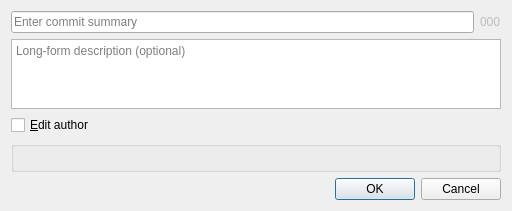
weblate/gitfourchette, file gitfourchette/widgets/commitdialog.ui: the form before one commit.
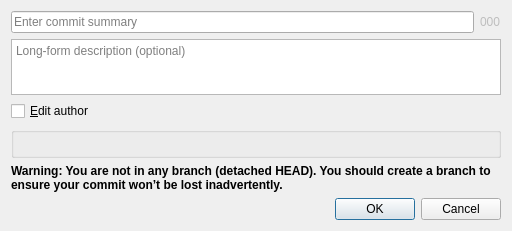
The form after the commit. Custom widgets are drawn as their Qt base class.

Commit message: Warning text in CommitDialog if detached HEAD

The edit to the form file:
```diff
--- a/gitfourchette/widgets/commitdialog.ui
+++ b/gitfourchette/widgets/commitdialog.ui
@@ -79,6 +79,21 @@
      </layout>
     </widget>
    </item>
+   <item>
+    <widget class="QLabel" name="detachedHeadWarning">
+     <property name="font">
+      <font>
+       <bold>true</bold>
+      </font>
+     </property>
+     <property name="text">
+      <string>Warning: You are not in any branch (detached HEAD). You should create a branch to ensure your commit won’t be lost inadvertently.</string>
+     </property>
+     <property name="wordWrap">
+      <bool>true</bool>
+     </property>
+    </widget>
+   </item>
    <item>
     <widget class="QDialogButtonBox" name="buttonBox">
      <property name="orientation">
```
The commit also changes 3 other files.
